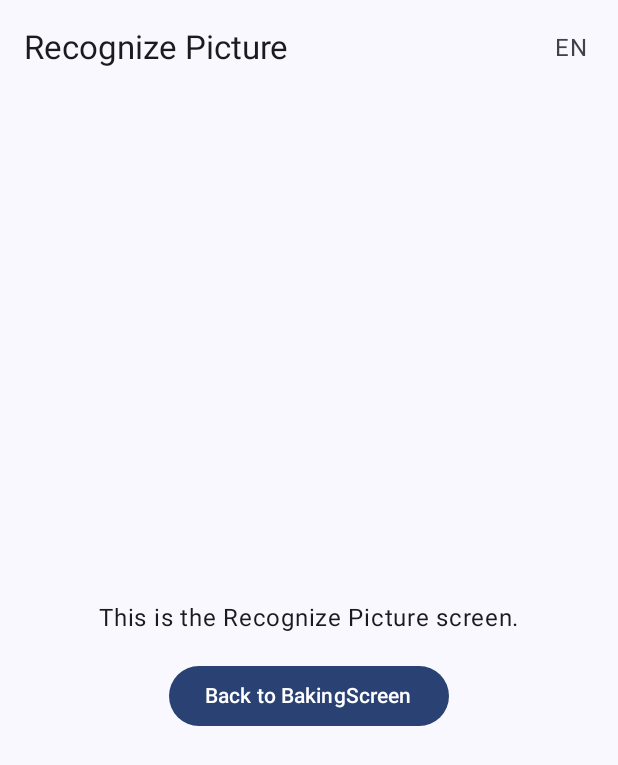
After one commit to jonesandjay123/GeminiAPIStarter, an Android app built with Jetpack Compose: the RecognizePicture screen opened through its navigation route, on a phone screen of 412 x 824 dp. The commit adds this screen. Shown: the top 765 px of the screen. Run offline under Robolectric (Android 15) with nearby library versions, the phone set to English and light mode, and no system bars; libraries missing offline, so code that uses them is left out: com.google.ai.client.

Commit message:
add route

```diff
--- a/app/build.gradle.kts
+++ b/app/build.gradle.kts
@@ -55,6 +55,7 @@ android {
 }
 
 dependencies {
+    implementation(libs.androidx.navigation.compose)
     implementation(libs.coil.compose)
     implementation(libs.generativeai.v070)
     implementation(libs.androidx.core.ktx)
--- a/app/src/main/java/com/jonesandjay123/geminiapistarter/BakingScreen.kt
+++ b/app/src/main/java/com/jonesandjay123/geminiapistarter/BakingScreen.kt
@@ -7,29 +7,14 @@ import androidx.compose.foundation.BorderStroke
 import androidx.compose.foundation.Image
 import androidx.compose.foundation.border
 import androidx.compose.foundation.clickable
-import androidx.compose.foundation.layout.Column
-import androidx.compose.foundation.layout.Row
-import androidx.compose.foundation.layout.fillMaxSize
-import androidx.compose.foundation.layout.fillMaxWidth
-import androidx.compose.foundation.layout.padding
-import androidx.compose.foundation.layout.requiredSize
+import androidx.compose.foundation.layout.*
 import androidx.compose.foundation.lazy.LazyRow
 import androidx.compose.foundation.lazy.itemsIndexed
 import androidx.compose.foundation.rememberScrollState
 import androidx.compose.foundation.verticalScroll
-import androidx.compose.material3.Button
-import androidx.compose.material3.CircularProgressIndicator
-import androidx.compose.material3.MaterialTheme
-import androidx.compose.material3.Text
-import androidx.compose.material3.TextField
-import androidx.compose.runtime.Composable
-import androidx.compose.runtime.collectAsState
-import androidx.compose.runtime.getValue
-import androidx.compose.runtime.mutableIntStateOf
-import androidx.compose.runtime.mutableStateOf
-import androidx.compose.runtime.remember
+import androidx.compose.material3.*
+import androidx.compose.runtime.*
 import androidx.compose.runtime.saveable.rememberSaveable
-import androidx.compose.runtime.setValue
 import androidx.compose.ui.Alignment
 import androidx.compose.ui.Modifier
 import androidx.compose.ui.platform.LocalContext
@@ -38,6 +23,7 @@ import androidx.compose.ui.res.stringResource
 import androidx.compose.ui.text.style.TextAlign
 import androidx.compose.ui.unit.dp
 import androidx.lifecycle.viewmodel.compose.viewModel
+import androidx.navigation.NavController
 import coil.compose.rememberAsyncImagePainter
 
 val images = arrayOf(
@@ -54,10 +40,17 @@ val imageDescriptions = arrayOf(
     R.string.image3_description,
 )
 
+@OptIn(ExperimentalMaterial3Api::class)
 @Composable
 fun BakingScreen(
+    navController: NavController, // 新增的參數
     bakingViewModel: BakingViewModel = viewModel()
 ) {
+    // 管理語言選擇
+    var expanded by remember { mutableStateOf(false) }
+    var selectedLanguage by remember { mutableStateOf("EN") }
+    val languages = listOf("EN", "中文")
+
     val selectedImage = remember { mutableIntStateOf(0) }
     val placeholderPrompt = stringResource(R.string.prompt_placeholder)
     val placeholderResult = stringResource(R.string.results_placeholder)
@@ -78,14 +71,54 @@ fun BakingScreen(
         prompt = if (uri != null) "請辨識圖片中的內容，並用繁體中文回答。" else placeholderPrompt
     }
 
+    Scaffold(
+        topBar = {
+            TopAppBar(
+                title = {
+                    Text(text = stringResource(R.string.baking_title))
+                },
+                actions = {
+                    Box {
+                        Text(
+                            text = selectedLanguage,
+                            modifier = Modifier
+                                .clickable { expanded = true }
+                                .padding(horizontal = 16.dp, vertical = 8.dp)
+                        )
+                        DropdownMenu(
+                            expanded = expanded,
+                            onDismissRequest = { expanded = false }
+                        ) {
+                            languages.forEach { language ->
+                                DropdownMenuItem(
+                                    text = { Text(text = language) },
+                                    onClick = {
+                                        selectedLanguage = language
+                                        expanded = false
+                                        // 根據選擇的語言更新 UI（如有需要）
+                                    }
+                                )
+                            }
+                        }
+                    }
+                }
+            )
+        }
+    ) { innerPadding ->
         Column(
-        modifier = Modifier.fillMaxSize()
+            modifier = Modifier
+                .fillMaxSize()
+                .padding(innerPadding)
         ) {
-        Text(
-            text = stringResource(R.string.baking_title),
-            style = MaterialTheme.typography.titleLarge,
-            modifier = Modifier.padding(16.dp)
-        )
+            // 導航按鈕
+            Button(
+                onClick = { navController.navigate(Routes.RECOGNIZE_PICTURE) },
+                modifier = Modifier
+                    .align(Alignment.End)
+                    .padding(16.dp)
+            ) {
+                Text(text = "Go to RecognizePicture")
+            }
 
             LazyRow(
                 modifier = Modifier.fillMaxWidth()
@@ -208,3 +241,4 @@ fun BakingScreen(
             }
         }
     }
+}
--- a/app/src/main/java/com/jonesandjay123/geminiapistarter/MainActivity.kt
+++ b/app/src/main/java/com/jonesandjay123/geminiapistarter/MainActivity.kt
@@ -3,26 +3,38 @@ package com.jonesandjay123.geminiapistarter
 import android.os.Bundle
 import androidx.activity.ComponentActivity
 import androidx.activity.compose.setContent
-import androidx.compose.foundation.layout.fillMaxSize
 import androidx.compose.material3.MaterialTheme
 import androidx.compose.material3.Surface
-import androidx.compose.ui.Modifier
+import androidx.compose.runtime.Composable
+import androidx.navigation.compose.NavHost
+import androidx.navigation.compose.composable
+import androidx.navigation.compose.rememberNavController
 import com.jonesandjay123.geminiapistarter.ui.theme.GeminiAPIStarterTheme
-
 
 class MainActivity : ComponentActivity() {
     override fun onCreate(savedInstanceState: Bundle?) {
         super.onCreate(savedInstanceState)
         setContent {
             GeminiAPIStarterTheme {
-                // A surface container using the 'background' color from the theme
                 Surface(
-                    modifier = Modifier.fillMaxSize(),
                     color = MaterialTheme.colorScheme.background,
                 ) {
-                    BakingScreen()
+                    AppNavigator()
                 }
             }
         }
     }
 }
+
+@Composable
+fun AppNavigator() {
+    val navController = rememberNavController()
+    NavHost(navController = navController, startDestination = Routes.BAKING_SCREEN) {
+        composable(Routes.BAKING_SCREEN) {
+            BakingScreen(navController = navController)
+        }
+        composable(Routes.RECOGNIZE_PICTURE) {
+            RecognizePicture(navController = navController)
+        }
+    }
+}
--- /dev/null
+++ b/app/src/main/java/com/jonesandjay123/geminiapistarter/RecognizePicture.kt
@@ -0,0 +1,70 @@
+package com.jonesandjay123.geminiapistarter
+
+import androidx.compose.foundation.clickable
+import androidx.compose.foundation.layout.*
+import androidx.compose.material3.*
+import androidx.compose.runtime.*
+import androidx.compose.ui.Alignment
+import androidx.compose.ui.Modifier
+import androidx.compose.ui.unit.dp
+import androidx.navigation.NavController
+
+@OptIn(ExperimentalMaterial3Api::class)
+@Composable
+fun RecognizePicture(
+    navController: NavController
+) {
+    // 管理語言選擇
+    var expanded by remember { mutableStateOf(false) }
+    var selectedLanguage by remember { mutableStateOf("EN") }
+    val languages = listOf("EN", "中文")
+
+    Scaffold(
+        topBar = {
+            TopAppBar(
+                title = {
+                    Text(text = "Recognize Picture")
+                },
+                actions = {
+                    Box {
+                        Text(
+                            text = selectedLanguage,
+                            modifier = Modifier
+                                .clickable { expanded = true }
+                                .padding(horizontal = 16.dp, vertical = 8.dp)
+                        )
+                        DropdownMenu(
+                            expanded = expanded,
+                            onDismissRequest = { expanded = false }
+                        ) {
+                            languages.forEach { language ->
+                                DropdownMenuItem(
+                                    text = { Text(text = language) },
+                                    onClick = {
+                                        selectedLanguage = language
+                                        expanded = false
+                                        // 根據選擇的語言更新 UI（如有需要）
+                                    }
+                                )
+                            }
+                        }
+                    }
+                }
+            )
+        }
+    ) { innerPadding ->
+        Column(
+            modifier = Modifier
+                .fillMaxSize()
+                .padding(innerPadding),
+            horizontalAlignment = Alignment.CenterHorizontally,
+            verticalArrangement = Arrangement.Center
+        ) {
+            Text(text = "This is the Recognize Picture screen.")
+            Spacer(modifier = Modifier.height(16.dp))
+            Button(onClick = { navController.navigateUp() }) {
+                Text(text = "Back to BakingScreen")
+            }
+        }
+    }
+}
--- /dev/null
+++ b/app/src/main/java/com/jonesandjay123/geminiapistarter/Routes.kt
@@ -0,0 +1,6 @@
+package com.jonesandjay123.geminiapistarter
+
+object Routes {
+    const val BAKING_SCREEN = "baking_screen"
+    const val RECOGNIZE_PICTURE = "recognize_picture"
+}
--- a/gradle/libs.versions.toml
+++ b/gradle/libs.versions.toml
@@ -13,9 +13,12 @@ activityCompose = "1.9.2"
 composeBom = "2024.04.01"
 generativeai = "0.2.2"
 googleAndroidLibrariesMapsplatformSecretsGradlePlugin = "2.0.1"
+material3 = "1.3.1"
+navigationCompose = "2.8.3"
 
 [libraries]
 androidx-core-ktx = { group = "androidx.core", name = "core-ktx", version.ref = "coreKtx" }
+androidx-navigation-compose = { module = "androidx.navigation:navigation-compose", version.ref = "navigationCompose" }
 coil-compose = { module = "io.coil-kt:coil-compose", version.ref = "coilCompose" }
 generativeai-v070 = { module = "com.google.ai.client.generativeai:generativeai", version.ref = "generativeaiVersion" }
 junit = { group = "junit", name = "junit", version.ref = "junit" }
@@ -33,6 +36,7 @@ androidx-ui-test-manifest = { group = "androidx.compose.ui", name = "ui-test-man
 androidx-ui-test-junit4 = { group = "androidx.compose.ui", name = "ui-test-junit4" }
 androidx-material3 = { group = "androidx.compose.material3", name = "material3" }
 generativeai = { group = "com.google.ai.client.generativeai", name = "generativeai", version.ref = "generativeai" }
+material3 = { module = "androidx.compose.material3:material3", version.ref = "material3" }
 
 [plugins]
 android-application = { id = "com.android.application", version.ref = "agp" }
```
Lines whose indentation alone changed are shown as unchanged.
